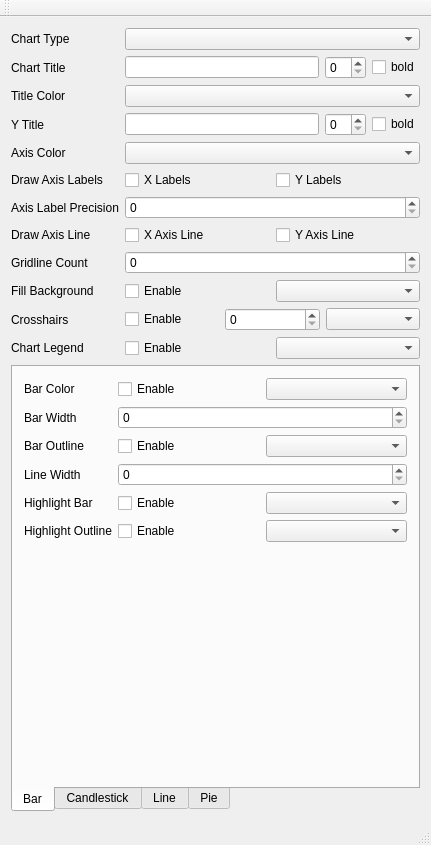
Qt form chartexamples/mainwindow.ui (presstab/psscharts) before a commit.
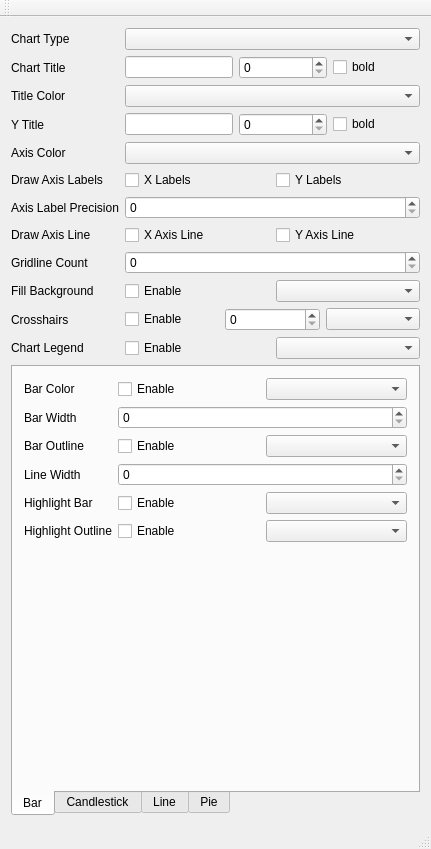
The same form after that commit. The open tabs and pages were chosen to show the change.

The edit to the form file:
```diff
--- a/chartexamples/mainwindow.ui
+++ b/chartexamples/mainwindow.ui
@@ -7,7 +7,7 @@
     <x>0</x>
     <y>0</y>
     <width>431</width>
-    <height>845</height>
+    <height>849</height>
    </rect>
   </property>
   <property name="windowTitle">
@@ -39,7 +39,14 @@
         <item row="1" column="1">
          <layout class="QHBoxLayout" name="horizontalLayout_6">
           <item>
-           <widget class="QLineEdit" name="lineeditChartTitle"/>
+           <widget class="QLineEdit" name="lineeditChartTitle">
+            <property name="sizePolicy">
+             <sizepolicy hsizetype="Minimum" vsizetype="Fixed">
+              <horstretch>0</horstretch>
+              <verstretch>0</verstretch>
+             </sizepolicy>
+            </property>
+           </widget>
           </item>
           <item>
            <widget class="QSpinBox" name="spinboxTitleFontSize"/>
@@ -73,7 +80,14 @@
         <item row="3" column="1">
          <layout class="QHBoxLayout" name="horizontalLayoutYTitle">
           <item>
-           <widget class="QLineEdit" name="lineeditYTitle"/>
+           <widget class="QLineEdit" name="lineeditYTitle">
+            <property name="sizePolicy">
+             <sizepolicy hsizetype="Minimum" vsizetype="Fixed">
+              <horstretch>0</horstretch>
+              <verstretch>0</verstretch>
+             </sizepolicy>
+            </property>
+           </widget>
           </item>
           <item>
            <widget class="QSpinBox" name="spinboxYTitleFontSize"/>
@@ -235,6 +249,12 @@
         </item>
         <item row="13" column="0" colspan="2">
          <widget class="QTabWidget" name="tabWidget">
+          <property name="sizePolicy">
+           <sizepolicy hsizetype="Minimum" vsizetype="MinimumExpanding">
+            <horstretch>0</horstretch>
+            <verstretch>0</verstretch>
+           </sizepolicy>
+          </property>
           <property name="tabPosition">
            <enum>QTabWidget::South</enum>
           </property>
```
Left out of the diff: 128 changed lines with no effect on the pictures.
